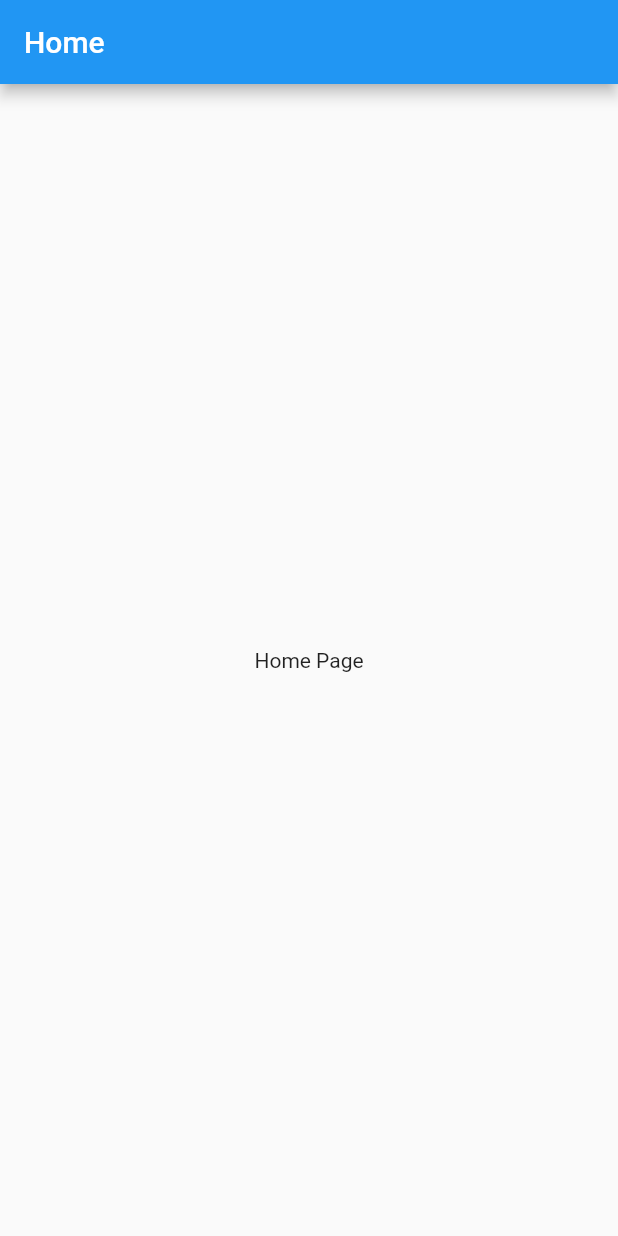
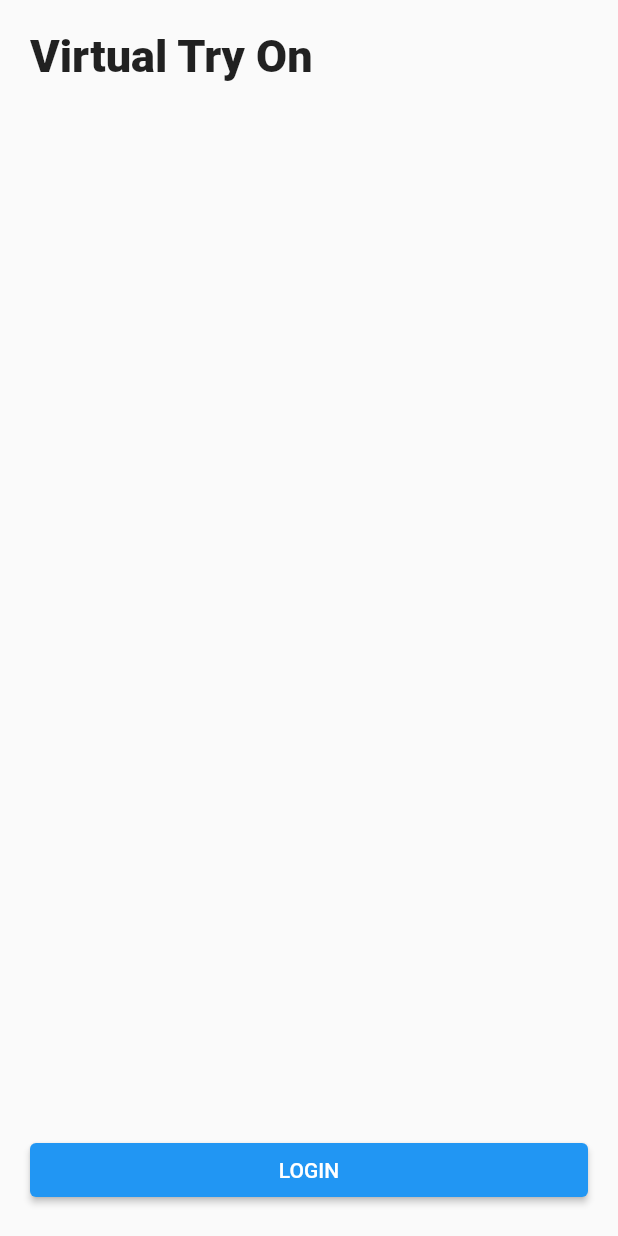
Before and after one commit to shreyassai123/virtual-tryon, a Flutter app: the screen it shows after launch, on a phone screen of 412 x 824 dp. Run offline on Flutter 3.47's test engine with Material 2 defaults, Android fonts, the phone set to English and light mode, and no system bars; missing offline and left inert: model_viewer_plus.

Commit message:
Implemented wireframe

```diff
--- a/lib/main.dart
+++ b/lib/main.dart
@@ -1,5 +1,6 @@
 import 'package:flutter/material.dart';
 import 'package:model_viewer_plus/model_viewer_plus.dart';
+import 'pages/login.dart';
 
 void main() {
   runApp(MyApp());
@@ -8,41 +9,18 @@ void main() {
 class MyApp extends StatelessWidget {
   @override
   Widget build(BuildContext context) {
-    return MaterialApp(
-      home: MyHomePage(title: 'Home',)
-    );
+    // return MaterialApp(
+    //   home: Scaffold(
+    //     appBar: AppBar(title: Text("Model Viewer")),
+    //     body: ModelViewer(
+    //       src: 'https://modelviewer.dev/shared-assets/models/Astronaut.glb',
+    //       alt: "A 3D model of an astronaut",
+    //       ar: true,
+    //       autoRotate: true,
+    //       cameraControls: true,
+    //     ),
+    //   ),
+    // );
+    return const MaterialApp(home: LoginPage());
   }
 }
-
-class MyHomePage extends StatefulWidget {
-  const MyHomePage({super.key, required this.title});
-
-  final String title;
-
-  @override
-  State<MyHomePage> createState() => _MyHomePageState();
-}
-
-class _MyHomePageState extends State<MyHomePage> {
-  int _counter = 0;
-
-  void _incrementCounter() {
-    setState(() {
-      _counter++;
-    });
-  }
-
-  @override
-  Widget build(BuildContext context) {
-    return Scaffold(
-      appBar: AppBar(
-        title: Text(widget.title),
-      ),
-      body: const Center(
-        child: Text(
-          'Home Page',
-        ),
-      ),
-    );
-  }
-}
--- /dev/null
+++ b/lib/pages/login.dart
@@ -0,0 +1,41 @@
+import 'package:flutter/material.dart';
+import 'home.dart';
+
+class LoginPage extends StatefulWidget {
+  const LoginPage({super.key});
+
+  @override
+  State<LoginPage> createState() => _LoginPageState();
+}
+
+class _LoginPageState extends State<LoginPage> {
+  @override
+  Widget build(BuildContext context) {
+    return Scaffold(
+        body: SafeArea(
+            child: Padding(
+      padding: EdgeInsets.all(20),
+      child: Column(children: [
+        Text(
+          'Virtual Try On',
+          style: TextStyle(
+            fontSize: 30,
+            fontWeight: FontWeight.w900,
+          ),
+        ),
+        Expanded(
+          child: Container(),
+        ),
+        ElevatedButton(
+          child: Text("LOGIN"),
+          onPressed: () => {
+            Navigator.push(
+    context,
+    MaterialPageRoute(builder: (context) => const HomePage()),
+  )
+          },
+        )
+      ], crossAxisAlignment: CrossAxisAlignment.stretch),
+    )));
+  }
+}
```
Also changed, not shown: lib/pages/home.dart (added, +89 -0 lines), lib/pages/product.dart (added, +44 -0 lines), 1 other file.
